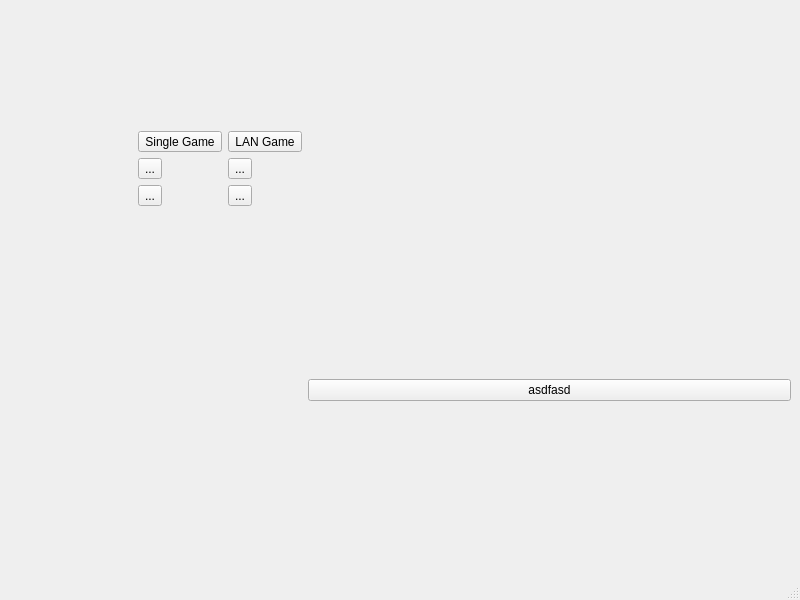
Above: modechoose.ui from ideallx/Hexagon before the change. Below: the same form after it.
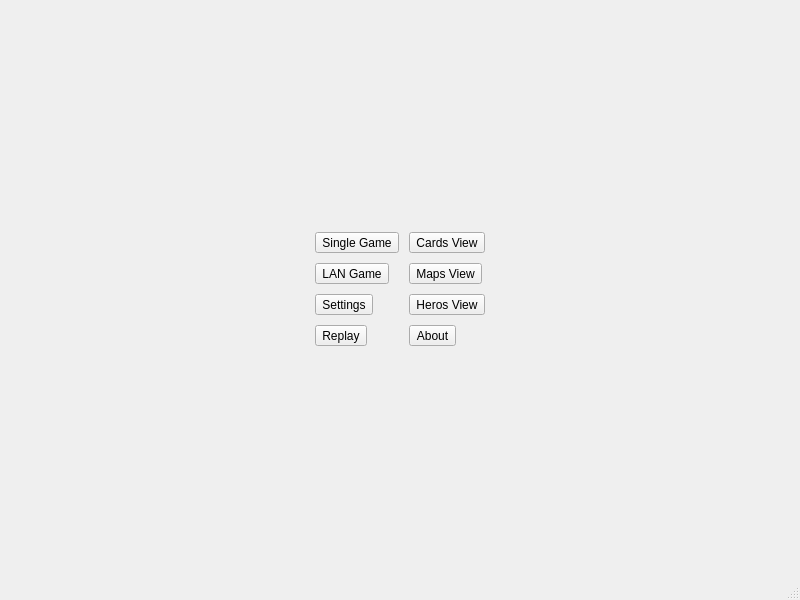
That is the form after the change.

```diff
--- a/modechoose.ui
+++ b/modechoose.ui
@@ -15,53 +15,111 @@
   </property>
   <widget class="QWidget" name="centralwidget">
    <layout class="QGridLayout" name="gridLayout">
-    <item row="1" column="1" rowspan="2" colspan="2">
+    <item row="0" column="1">
+     <spacer name="verticalSpacer">
+      <property name="orientation">
+       <enum>Qt::Vertical</enum>
+      </property>
+      <property name="sizeHint" stdset="0">
+       <size>
+        <width>20</width>
+        <height>215</height>
+       </size>
+      </property>
+     </spacer>
+    </item>
+    <item row="1" column="0">
+     <spacer name="horizontalSpacer">
+      <property name="orientation">
+       <enum>Qt::Horizontal</enum>
+      </property>
+      <property name="sizeHint" stdset="0">
+       <size>
+        <width>292</width>
+        <height>20</height>
+       </size>
+      </property>
+     </spacer>
+    </item>
+    <item row="1" column="1">
      <layout class="QHBoxLayout" name="horizontalLayout">
+      <property name="spacing">
+       <number>10</number>
+      </property>
       <item>
        <layout class="QVBoxLayout" name="verticalLayout">
         <item>
-         <widget class="QToolButton" name="toolButton">
+         <widget class="QToolButton" name="singleGame">
+          <property name="sizePolicy">
+           <sizepolicy hsizetype="Fixed" vsizetype="Fixed">
+            <horstretch>0</horstretch>
+            <verstretch>0</verstretch>
+           </sizepolicy>
+          </property>
+          <property name="baseSize">
+           <size>
+            <width>100</width>
+            <height>100</height>
+           </size>
+          </property>
+          <property name="layoutDirection">
+           <enum>Qt::LeftToRight</enum>
+          </property>
           <property name="text">
            <string>Single Game</string>
           </property>
          </widget>
         </item>
         <item>
-         <widget class="QToolButton" name="toolButton_2">
-          <property name="text">
-           <string>...</string>
-          </property>
-         </widget>
-        </item>
-        <item>
-         <widget class="QToolButton" name="toolButton_3">
-          <property name="text">
-           <string>...</string>
-          </property>
-         </widget>
-        </item>
-       </layout>
-      </item>
-      <item>
-       <layout class="QVBoxLayout" name="verticalLayout_2">
-        <item>
-         <widget class="QToolButton" name="toolButton_4">
+         <widget class="QToolButton" name="lanGame">
           <property name="text">
            <string>LAN Game</string>
           </property>
          </widget>
         </item>
         <item>
-         <widget class="QToolButton" name="toolButton_5">
+         <widget class="QToolButton" name="settings">
           <property name="text">
-           <string>...</string>
+           <string>Settings</string>
           </property>
          </widget>
         </item>
         <item>
-         <widget class="QToolButton" name="toolButton_6">
+         <widget class="QToolButton" name="replay">
           <property name="text">
-           <string>...</string>
+           <string>Replay</string>
+          </property>
+         </widget>
+        </item>
+       </layout>
+      </item>
+      <item>
+       <layout class="QVBoxLayout" name="verticalLayout_2">
+        <item>
+         <widget class="QToolButton" name="cardsView">
+          <property name="text">
+           <string>Cards View</string>
+          </property>
+         </widget>
+        </item>
+        <item>
+         <widget class="QToolButton" name="mapsView">
+          <property name="text">
+           <string>Maps View</string>
+          </property>
+         </widget>
+        </item>
+        <item>
+         <widget class="QToolButton" name="herosView">
+          <property name="text">
+           <string>Heros View</string>
+          </property>
+         </widget>
+        </item>
+        <item>
+         <widget class="QToolButton" name="about">
+          <property name="text">
+           <string>About</string>
           </property>
          </widget>
         </item>
@@ -69,65 +127,32 @@
       </item>
      </layout>
     </item>
-    <item row="3" column="2">
-     <spacer name="verticalSpacer_2">
-      <property name="orientation">
-       <enum>Qt::Vertical</enum>
-      </property>
-      <property name="sizeHint" stdset="0">
-       <size>
-        <width>20</width>
-        <height>462</height>
-       </size>
-      </property>
-     </spacer>
-    </item>
-    <item row="2" column="4">
+    <item row="1" column="2">
      <spacer name="horizontalSpacer_2">
       <property name="orientation">
        <enum>Qt::Horizontal</enum>
       </property>
       <property name="sizeHint" stdset="0">
        <size>
-        <width>687</width>
+        <width>292</width>
         <height>20</height>
        </size>
       </property>
      </spacer>
     </item>
-    <item row="0" column="1">
-     <spacer name="verticalSpacer">
+    <item row="2" column="1">
+     <spacer name="verticalSpacer_2">
       <property name="orientation">
        <enum>Qt::Vertical</enum>
       </property>
       <property name="sizeHint" stdset="0">
        <size>
         <width>20</width>
-        <height>227</height>
+        <height>214</height>
        </size>
       </property>
      </spacer>
     </item>
-    <item row="1" column="0">
-     <spacer name="horizontalSpacer">
-      <property name="orientation">
-       <enum>Qt::Horizontal</enum>
-      </property>
-      <property name="sizeHint" stdset="0">
-       <size>
-        <width>339</width>
-        <height>20</height>
-       </size>
-      </property>
-     </spacer>
-    </item>
-    <item row="3" column="3" colspan="2">
-     <widget class="QPushButton" name="pushButton">
-      <property name="text">
-       <string>asdfasd</string>
-      </property>
-     </widget>
-    </item>
    </layout>
   </widget>
   <widget class="QMenuBar" name="menubar">
```
Left out of the diff: 2 changed lines with no effect on the pictures.
